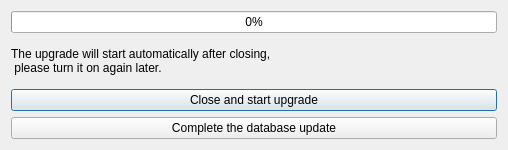
This is autoupdatedialog.ui in ic005k/OCAuxiliaryTools as Qt 5 draws it before an edit. The edited form follows.
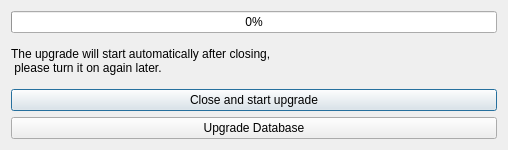
This is the edited form.

Patch:
```diff
--- a/autoupdatedialog.ui
+++ b/autoupdatedialog.ui
@@ -39,7 +39,7 @@
    <item row="3" column="0">
     <widget class="QPushButton" name="btnUpdateDatabase">
      <property name="text">
-      <string>Complete the database update</string>
+      <string>Upgrade Database</string>
      </property>
     </widget>
    </item>
```
